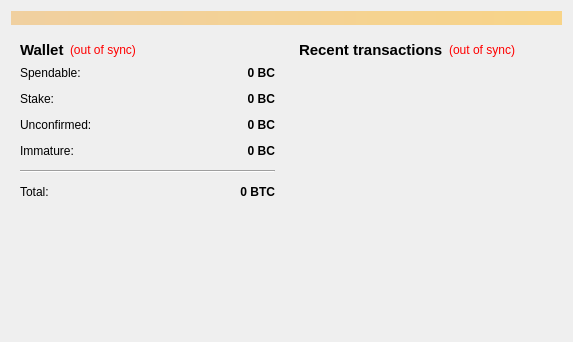
Before: the Qt Designer form src/qt/forms/overviewpage.ui in bogatyrov/valorbit, drawn with Qt 5.
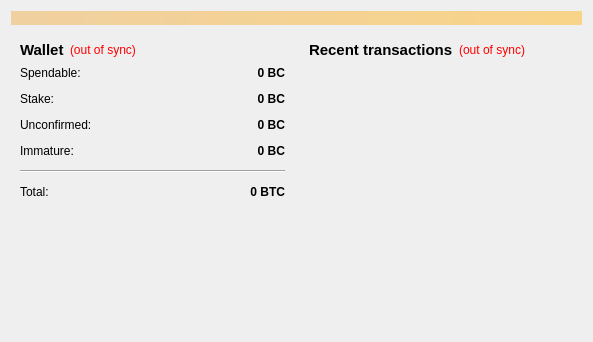
After: the same form once the commit is applied.

The edit to the form file:
```diff
--- a/src/qt/forms/overviewpage.ui
+++ b/src/qt/forms/overviewpage.ui
@@ -6,7 +6,7 @@
    <rect>
     <x>0</x>
     <y>0</y>
-    <width>573</width>
+    <width>593</width>
     <height>342</height>
    </rect>
   </property>
```
